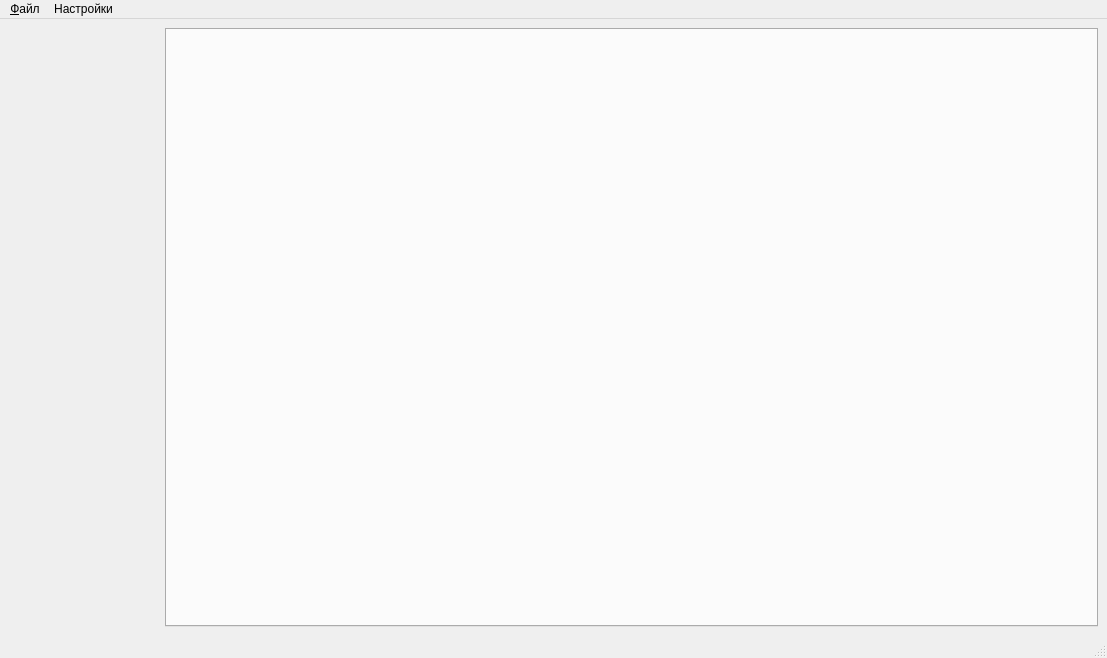
Old version of the form mainwindow.ui in the repository igrekus/demod_measure.
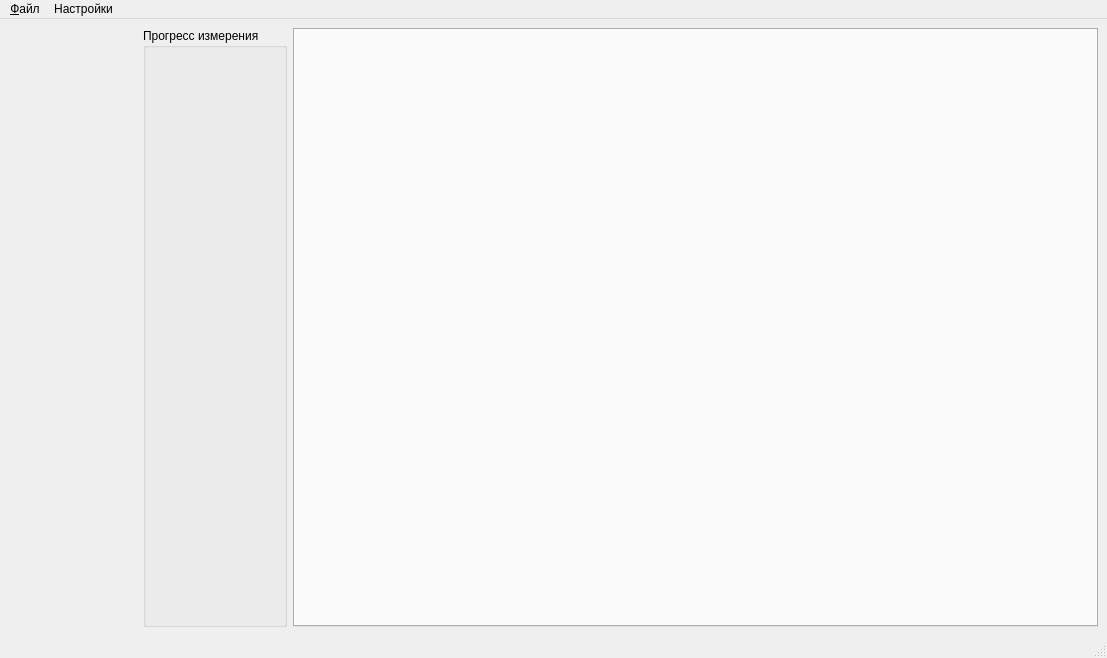
New version of the form.

```diff
--- a/mainwindow.ui
+++ b/mainwindow.ui
@@ -14,7 +14,7 @@
    <string>Измерение варикапов</string>
   </property>
   <widget class="QWidget" name="centralwidget">
-   <layout class="QHBoxLayout" name="horizontalLayout" stretch="2,12">
+   <layout class="QHBoxLayout" name="horizontalLayout" stretch="2,0,12">
     <item>
      <layout class="QVBoxLayout" name="layInstrs">
       <property name="spacing">
@@ -35,6 +35,13 @@
       </item>
      </layout>
     </item>
+    <item>
+     <widget class="QGroupBox" name="grpProgress">
+      <property name="title">
+       <string>Прогресс измерения</string>
+      </property>
+     </widget>
+    </item>
     <item>
      <widget class="QTabWidget" name="tabWidget">
       <property name="currentIndex">
```
Left out of the diff: 2 changed lines with no effect on the pictures.
